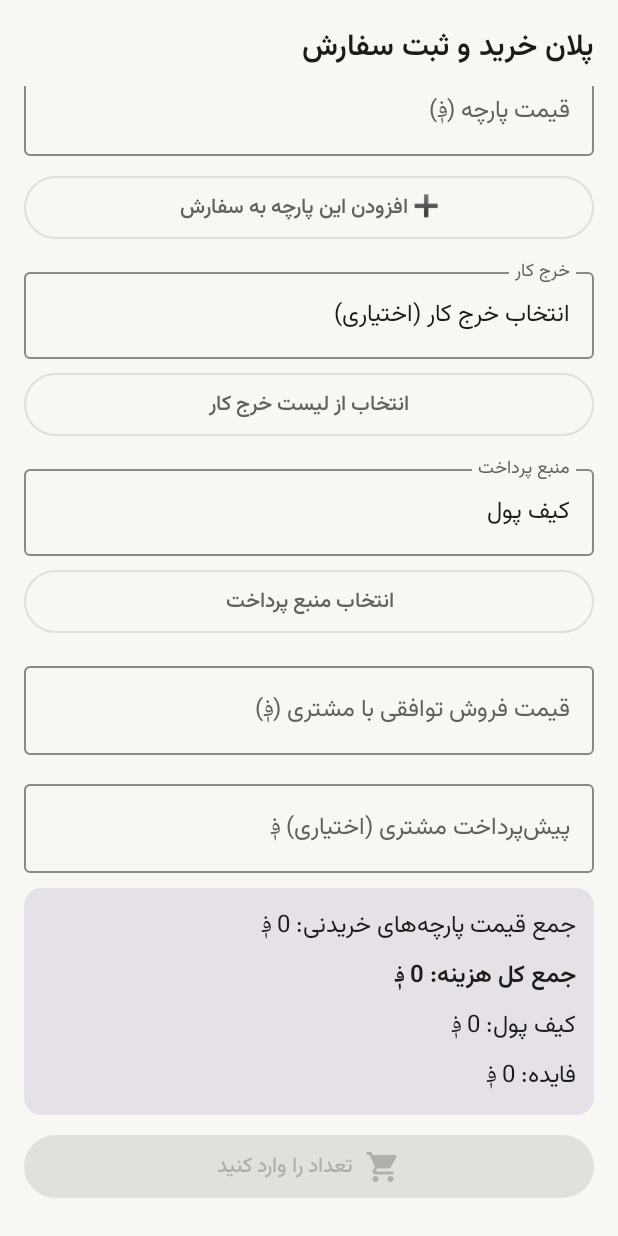
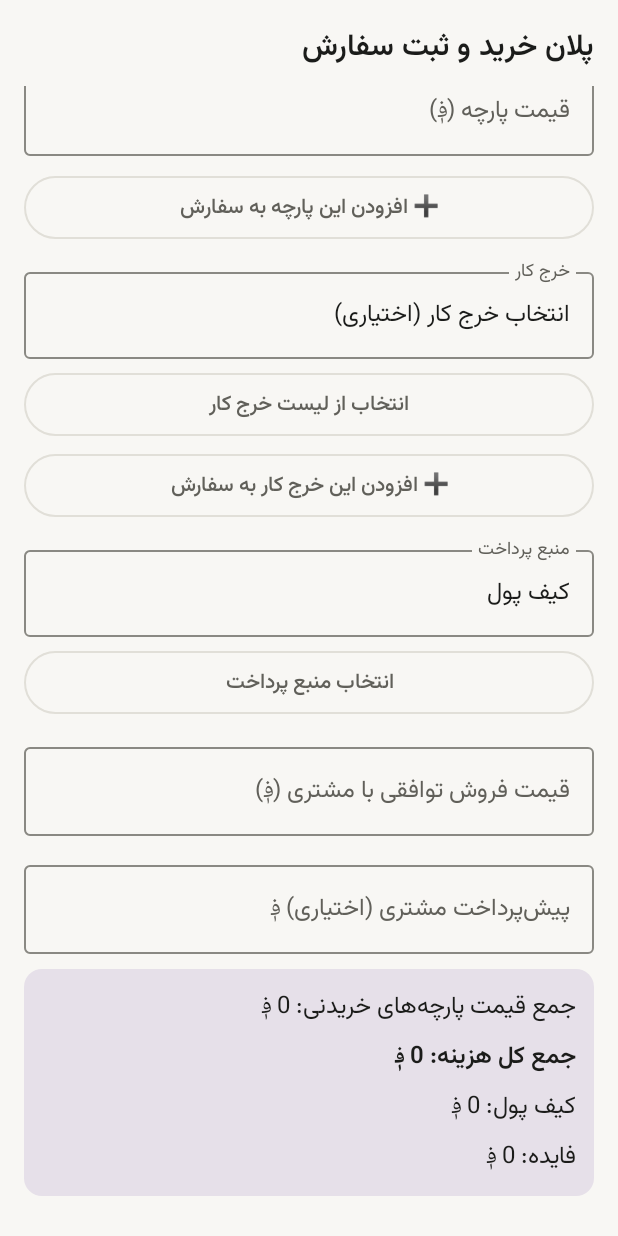
Before and after one commit to aminullah-dev/AfghanJama, an Android app built with Jetpack Compose: the PurchasePlanScreen screen opened through its navigation route, scrolled down 1050 dp, on a phone screen of 412 x 824 dp. Run offline under Robolectric (Android 15) with nearby library versions, the phone set to English and light mode, and no system bars; our stand-ins replace Room's generated code.

Commit message:
Support multiple work-cost items per order
Mirroring the multi-fabric feature: an order can now list several
work-cost items (button, interfacing, decorative tape, ...), each priced
per piece.

- New order_work_items table (Room v23, real 22->23 migration).
- Purchase form: pick a work cost from the catalog and "add to order";
  added items are listed with remove buttons and a per-piece subtotal.
  The order summary sums all work items × quantity.
- Order.workCost keeps the summed total (× qty) so inventory, sewing
  wage basis, review, sales, and dashboard keep working unchanged.
- Order detail lists the work-item breakdown with the × qty total.

Co-Authored-By: Claude Fable 5 <noreply@anthropic.com>
Claude-Session: https://claude.ai/code/session_01ULVjWqmkW9PizvMWDKt8yU

```diff
--- a/app/src/main/java/com/afghanjama/MainActivity.kt
+++ b/app/src/main/java/com/afghanjama/MainActivity.kt
@@ -13,6 +13,7 @@ import com.afghanjama.data.AppDatabase
 import com.afghanjama.data.MIGRATION_19_20
 import com.afghanjama.data.MIGRATION_20_21
 import com.afghanjama.data.MIGRATION_21_22
+import com.afghanjama.data.MIGRATION_22_23
 import com.afghanjama.data.repo.Repo
 import com.afghanjama.ui.nav.AppNav
 import com.afghanjama.ui.theme.AfghanJamaTheme
@@ -49,7 +50,7 @@ class MainActivity : ComponentActivity() {
             AppDatabase::class.java,
             "afghanjama.db"
         )
-            .addMigrations(MIGRATION_19_20, MIGRATION_20_21, MIGRATION_21_22)
+            .addMigrations(MIGRATION_19_20, MIGRATION_20_21, MIGRATION_21_22, MIGRATION_22_23)
             .fallbackToDestructiveMigration()
             .build()
 
--- a/app/src/main/java/com/afghanjama/data/AppDatabase.kt
+++ b/app/src/main/java/com/afghanjama/data/AppDatabase.kt
@@ -13,6 +13,7 @@ import com.afghanjama.data.dao.OrderCounterDao
 import com.afghanjama.data.dao.OrderDao
 import com.afghanjama.data.dao.OrderFabricDao
 import com.afghanjama.data.dao.OrderStageLogDao
+import com.afghanjama.data.dao.OrderWorkItemDao
 import com.afghanjama.data.dao.SewingAssignmentDao
 import com.afghanjama.data.dao.TailorWageDao
 import com.afghanjama.data.entities.Customer
@@ -27,6 +28,7 @@ import com.afghanjama.data.entities.Order
 import com.afghanjama.data.entities.OrderCounter
 import com.afghanjama.data.entities.OrderFabric
 import com.afghanjama.data.entities.OrderStageLog
+import com.afghanjama.data.entities.OrderWorkItem
 import com.afghanjama.data.entities.SewingAssignment
 import com.afghanjama.data.entities.SizeItem
 import com.afghanjama.data.entities.Tailor
@@ -53,9 +55,10 @@ import com.afghanjama.data.entities.WorkCost
         FabricStock::class,
         OrderStageLog::class,
         OrderFabric::class,
-        SewingAssignment::class
+        SewingAssignment::class,
+        OrderWorkItem::class
     ],
-    version = 22,
+    version = 23,
     exportSchema = false
 )
 @TypeConverters(Converters::class)
@@ -71,4 +74,5 @@ abstract class AppDatabase : RoomDatabase() {
     abstract fun orderStageLogDao(): OrderStageLogDao
     abstract fun orderFabricDao(): OrderFabricDao
     abstract fun sewingAssignmentDao(): SewingAssignmentDao
+    abstract fun orderWorkItemDao(): OrderWorkItemDao
 }
--- /dev/null
+++ b/app/src/main/java/com/afghanjama/data/dao/OrderWorkItemDao.kt
@@ -0,0 +1,20 @@
+package com.afghanjama.data.dao
+
+import androidx.room.Dao
+import androidx.room.Insert
+import androidx.room.Query
+import com.afghanjama.data.entities.OrderWorkItem
+import kotlinx.coroutines.flow.Flow
+
+@Dao
+interface OrderWorkItemDao {
+
+    @Query("SELECT * FROM order_work_items WHERE orderId = :orderId ORDER BY id ASC")
+    fun observeForOrder(orderId: String): Flow<List<OrderWorkItem>>
+
+    @Insert
+    suspend fun insertAll(items: List<OrderWorkItem>)
+
+    @Query("DELETE FROM order_work_items WHERE orderId = :orderId")
+    suspend fun deleteForOrder(orderId: String)
+}
--- a/app/src/main/java/com/afghanjama/ui/screens/PurchasePlanScreen.kt
+++ b/app/src/main/java/com/afghanjama/ui/screens/PurchasePlanScreen.kt
@@ -431,12 +431,12 @@ fun PurchasePlanScreen(
                 }
             }
 
-            // خرج کار
+            // خرج کار (چند مورد: دکمه، لایی چسب، نوار زیبایی، ...)
             item {
                 Column(verticalArrangement = Arrangement.spacedBy(6.dp)) {
                     val workLabel =
                         if (ui.workCostTitle.isBlank()) "انتخاب خرج کار (اختیاری)"
-                        else "${ui.workCostTitle} — ${ui.workCostPrice} ؋"
+                        else "${ui.workCostTitle} — ${ui.workCostPrice.afn()}"
 
                     OutlinedTextField(
                         value = workLabel,
@@ -453,12 +453,39 @@ fun PurchasePlanScreen(
                     DropdownMenu(expanded = workCostExpanded, onDismissRequest = { workCostExpanded = false }) {
                         workCosts.forEach { w ->
                             DropdownMenuItem(
-                                text = { Text("${w.title} — ${w.price} ؋") },
+                                text = { Text("${w.title} — ${w.price.afn()}") },
                                 onClick = {
                                     vm.pickWorkCost(w.title, w.price)
                                     workCostExpanded = false
                                 }
                             )
+                        }
+                    }
+
+                    OutlinedButton(onClick = { vm.addWorkItem() }, modifier = Modifier.fillMaxWidth()) {
+                        Text("➕ افزودن این خرج کار به سفارش")
+                    }
+                }
+            }
+
+            // لیست خرج‌کارهای افزوده‌شده
+            if (ui.workItems.isNotEmpty()) {
+                item {
+                    Card(modifier = Modifier.fillMaxWidth()) {
+                        Column(Modifier.padding(12.dp), verticalArrangement = Arrangement.spacedBy(6.dp)) {
+                            Text("خرج‌کارهای این سفارش (فی‌عدد)", fontWeight = FontWeight.SemiBold)
+                            ui.workItems.forEachIndexed { i, w ->
+                                Row(
+                                    modifier = Modifier.fillMaxWidth(),
+                                    horizontalArrangement = Arrangement.SpaceBetween,
+                                    verticalAlignment = androidx.compose.ui.Alignment.CenterVertically
+                                ) {
+                                    Text("${w.title} — ${w.price.afn()}", style = MaterialTheme.typography.bodyMedium)
+                                    TextButton(onClick = { vm.removeWorkItem(i) }) { Text("حذف") }
+                                }
+                            }
+                            val sum = ui.workItems.sumOf { it.price }
+                            Text("جمع خرج کار فی‌عدد: ${sum.afn()}", fontWeight = FontWeight.SemiBold)
                         }
                     }
                 }
@@ -522,7 +549,10 @@ fun PurchasePlanScreen(
                 val addedNewPrice = ui.fabrics.filter { it.source != "STOCK" }.sumOf { it.price }
                 val editorNewPrice = if (ui.fabricSource != "STOCK") ui.fabricPrice.toLongOrNull() ?: 0L else 0L
                 val fabricPrice = addedNewPrice + editorNewPrice
-                val workTotal = ui.workCostPrice * qty
+                // جمع خرج‌کارهای افزوده‌شده + ویرایشگر فعلی، فی‌عدد
+                val workPerPiece = ui.workItems.sumOf { it.price } +
+                    (if (ui.workCostPrice > 0) ui.workCostPrice else 0L)
+                val workTotal = workPerPiece * qty
                 val total = fabricPrice + workTotal
 
                 Card(modifier = Modifier.fillMaxWidth()) {
@@ -530,8 +560,8 @@ fun PurchasePlanScreen(
                         if (ui.fabrics.isNotEmpty()) {
                             Text("تعداد پارچه‌ها: ${ui.fabrics.size}")
                         }
-                        if (ui.workCostPrice > 0) {
-                            Text("خرج کار: ${ui.workCostPrice.afn()} × $qty عدد = ${workTotal.afn()}")
+                        if (workPerPiece > 0) {
+                            Text("خرج کار: ${workPerPiece.afn()} × $qty عدد = ${workTotal.afn()}")
                         }
                         Text("جمع قیمت پارچه‌های خریدنی: ${fabricPrice.afn()}")
                         Text("جمع کل هزینه: ${total.afn()}", fontWeight = FontWeight.SemiBold)
--- a/app/src/main/java/com/afghanjama/ui/vm/OrderDetailViewModel.kt
+++ b/app/src/main/java/com/afghanjama/ui/vm/OrderDetailViewModel.kt
@@ -48,6 +48,11 @@ class OrderDetailViewModel(private val repo: Repo) : ViewModel() {
     val fabrics: StateFlow<List<com.afghanjama.data.entities.OrderFabric>> =
         orderId.filterNotNull()
             .flatMapLatest { repo.observeOrderFabrics(it.toString()) }
+            .stateIn(viewModelScope, SharingStarted.WhileSubscribed(5_000), emptyList())
+
+    val workItems: StateFlow<List<com.afghanjama.data.entities.OrderWorkItem>> =
+        orderId.filterNotNull()
+            .flatMapLatest { repo.observeOrderWorkItems(it.toString()) }
             .stateIn(viewModelScope, SharingStarted.WhileSubscribed(5_000), emptyList())
 
     val assignments: StateFlow<List<com.afghanjama.data.entities.SewingAssignment>> =
--- a/app/src/main/java/com/afghanjama/work/WageReminderWorker.kt
+++ b/app/src/main/java/com/afghanjama/work/WageReminderWorker.kt
@@ -13,6 +13,7 @@ import com.afghanjama.data.AppDatabase
 import com.afghanjama.data.MIGRATION_19_20
 import com.afghanjama.data.MIGRATION_20_21
 import com.afghanjama.data.MIGRATION_21_22
+import com.afghanjama.data.MIGRATION_22_23
 
 /**
  * یادآوری هفتگی تسویه کارمزد خیاط‌ها.
@@ -29,7 +30,7 @@ class WageReminderWorker(
             AppDatabase::class.java,
             "afghanjama.db"
         )
-            .addMigrations(MIGRATION_19_20, MIGRATION_20_21, MIGRATION_21_22)
+            .addMigrations(MIGRATION_19_20, MIGRATION_20_21, MIGRATION_21_22, MIGRATION_22_23)
             .fallbackToDestructiveMigration()
             .build()
 
```
Also changed, not shown: app/src/main/java/com/afghanjama/data/Migrations.kt (+19 -0 lines), app/src/main/java/com/afghanjama/data/entities/OrderWorkItem.kt (added, +22 -0 lines), app/src/main/java/com/afghanjama/data/repo/Repo.kt (+14 -1 lines), app/src/main/java/com/afghanjama/ui/screens/OrderDetailScreen.kt (+31 -0 lines), app/src/main/java/com/afghanjama/ui/vm/PurchaseViewModel.kt (+44 -3 lines).
